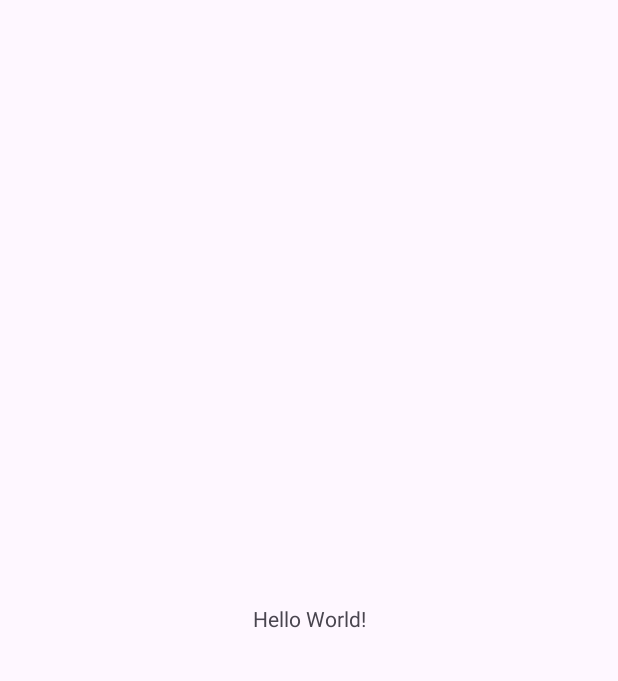
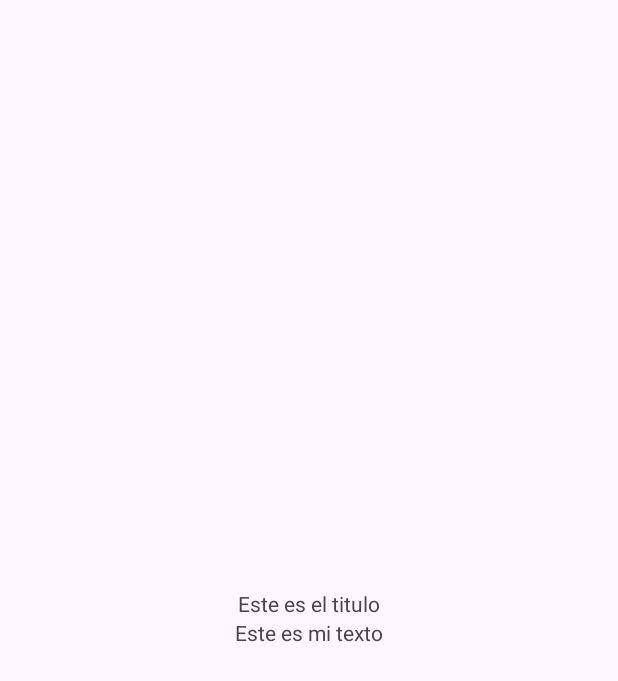
Before and after one commit to Ivanamyk/parcial-1-am-acn4bv-sanchez-yegros, an Android app: the screen it shows after launch (MainActivity), on a phone screen of 412 x 824 dp. Before the commit the part shown is almost empty. Shown: the top 681 px of the screen. Run offline under Robolectric (Android 15) with nearby library versions, the phone set to English and light mode, and no system bars.

Commit message:
feat: add linear and text with refactor

```diff
--- a/app/src/main/res/layout/activity_main.xml
+++ b/app/src/main/res/layout/activity_main.xml
@@ -6,13 +6,29 @@
     android:layout_height="match_parent"
     tools:context=".MainActivity">
 
-    <TextView
-        android:layout_width="wrap_content"
+    <LinearLayout
+        android:id="@+id/content"
+        android:layout_width="match_parent"
         android:layout_height="wrap_content"
-        android:text="Hello World!"
-        app:layout_constraintBottom_toBottomOf="parent"
-        app:layout_constraintEnd_toEndOf="parent"
-        app:layout_constraintStart_toStartOf="parent"
-        app:layout_constraintTop_toTopOf="parent" />
+        android:layout_gravity="center"
+        android:orientation="vertical"
+        app:layout_constraintTop_toTopOf="parent"
+        app:layout_constraintBottom_toBottomOf="parent">
+
+        <TextView
+            android:id="@+id/textTitle"
+            android:layout_width="wrap_content"
+            android:layout_height="wrap_content"
+            android:layout_gravity="center"
+            android:text="@string/Title_Text" />
+
+        <TextView
+            android:id="@+id/textView4"
+            android:layout_width="wrap_content"
+            android:layout_height="wrap_content"
+            android:layout_gravity="center"
+            android:text="@string/mi_texto" />
+
+    </LinearLayout>
 
 </androidx.constraintlayout.widget.ConstraintLayout>
--- a/app/src/main/res/values/strings.xml
+++ b/app/src/main/res/values/strings.xml
@@ -1,3 +1,5 @@
 <resources>
     <string name="app_name">parcial-1-am-acn4bv-sanchez-yegros</string>
+    <string name="mi_texto">Este es mi texto</string>
+    <string name="Title_Text">Este es el titulo</string>
 </resources>
```
